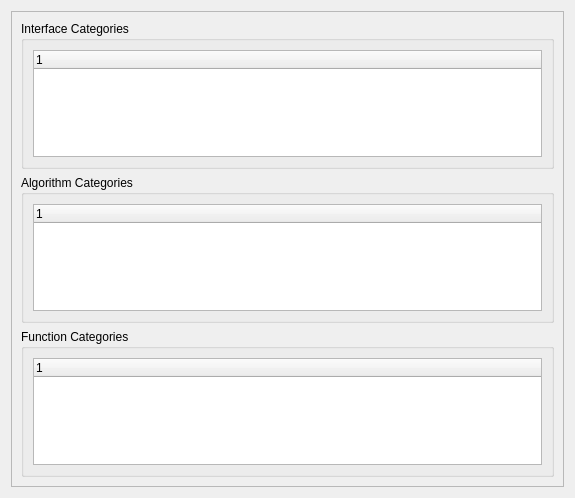
Old version of the form qt/applications/workbench/workbench/widgets/settings/categories/section_categories.ui in the repository mantidproject/mantid.
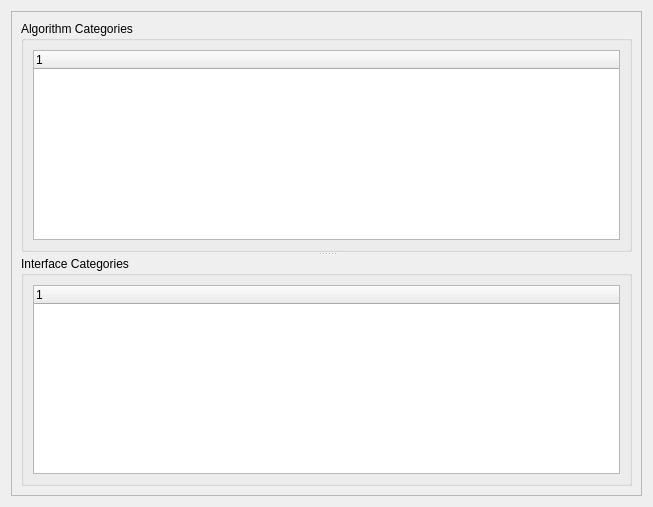
New version of the form.

Commit message: Re #27471 Add settings for showing/hiding interfaces

```diff
--- a/qt/applications/workbench/workbench/widgets/settings/categories/section_categories.ui
+++ b/qt/applications/workbench/workbench/widgets/settings/categories/section_categories.ui
@@ -6,14 +6,20 @@
    <rect>
     <x>0</x>
     <y>0</y>
-    <width>575</width>
-    <height>498</height>
+    <width>653</width>
+    <height>507</height>
    </rect>
   </property>
+  <property name="sizePolicy">
+   <sizepolicy hsizetype="Preferred" vsizetype="Preferred">
+    <horstretch>0</horstretch>
+    <verstretch>0</verstretch>
+   </sizepolicy>
+  </property>
   <property name="windowTitle">
    <string>Form</string>
   </property>
-  <layout class="QHBoxLayout" name="horizontalLayout">
+  <layout class="QVBoxLayout" name="verticalLayout_3">
    <item>
     <widget class="QScrollArea" name="scrollArea">
      <property name="frameShape">
@@ -33,56 +39,31 @@
        <rect>
         <x>0</x>
         <y>0</y>
-        <width>555</width>
-        <height>478</height>
+        <width>633</width>
+        <height>487</height>
        </rect>
       </property>
       <property name="sizePolicy">
-       <sizepolicy hsizetype="Preferred" vsizetype="Maximum">
+       <sizepolicy hsizetype="Preferred" vsizetype="Preferred">
         <horstretch>0</horstretch>
         <verstretch>0</verstretch>
        </sizepolicy>
       </property>
       <layout class="QVBoxLayout" name="verticalLayout_2">
        <item>
-        <layout class="QVBoxLayout" name="verticalLayout">
-         <property name="sizeConstraint">
-          <enum>QLayout::SetMaximumSize</enum>
-         </property>
-         <item>
-          <widget class="QGroupBox" name="interfaceCategories">
+        <widget class="QSplitter" name="splitter">
            <property name="sizePolicy">
-            <sizepolicy hsizetype="Preferred" vsizetype="Maximum">
+          <sizepolicy hsizetype="Preferred" vsizetype="Preferred">
              <horstretch>0</horstretch>
              <verstretch>0</verstretch>
             </sizepolicy>
            </property>
-           <property name="title">
-            <string>Interface Categories</string>
-           </property>
-           <layout class="QVBoxLayout" name="verticalLayout_8">
-            <property name="sizeConstraint">
-             <enum>QLayout::SetMinimumSize</enum>
-            </property>
-            <property name="leftMargin">
-             <number>9</number>
-            </property>
-            <property name="topMargin">
-             <number>9</number>
-            </property>
-            <property name="bottomMargin">
-             <number>9</number>
-            </property>
-            <item>
-             <widget class="QTreeWidget" name="interface_tree_widget"/>
-            </item>
-           </layout>
-          </widget>
-         </item>
-         <item>
+         <property name="orientation">
+          <enum>Qt::Vertical</enum>
+         </property>
           <widget class="QGroupBox" name="algorithmCategories">
            <property name="sizePolicy">
-            <sizepolicy hsizetype="Preferred" vsizetype="Maximum">
+           <sizepolicy hsizetype="Preferred" vsizetype="Preferred">
              <horstretch>0</horstretch>
              <verstretch>0</verstretch>
             </sizepolicy>
@@ -104,13 +85,17 @@
              <number>9</number>
             </property>
             <item>
-             <widget class="QTreeWidget" name="algorithm_tree_widget"/>
+            <widget class="QTreeWidget" name="algorithm_tree_widget">
+             <column>
+              <property name="text">
+               <string notr="true">1</string>
+              </property>
+             </column>
+            </widget>
             </item>
            </layout>
           </widget>
-         </item>
-         <item>
-          <widget class="QGroupBox" name="functionCategories">
+         <widget class="QGroupBox" name="interfaceCategories">
            <property name="sizePolicy">
             <sizepolicy hsizetype="Preferred" vsizetype="Maximum">
              <horstretch>0</horstretch>
@@ -118,9 +103,9 @@
             </sizepolicy>
            </property>
            <property name="title">
-            <string>Function Categories</string>
-           </property>
-           <layout class="QVBoxLayout" name="verticalLayout_7">
+           <string>Interface Categories</string>
+          </property>
+          <layout class="QVBoxLayout" name="verticalLayout_8">
             <property name="sizeConstraint">
              <enum>QLayout::SetMinimumSize</enum>
             </property>
@@ -134,12 +119,17 @@
              <number>9</number>
             </property>
             <item>
-             <widget class="QTreeWidget" name="function_tree_widget"/>
-            </item>
-           </layout>
+            <widget class="QTreeWidget" name="interface_tree_widget">
+             <column>
+              <property name="text">
+               <string notr="true">1</string>
+              </property>
+             </column>
           </widget>
          </item>
         </layout>
+         </widget>
+        </widget>
        </item>
       </layout>
      </widget>
```
Lines whose indentation alone changed are shown as unchanged. The commit also changes 4 other files.
